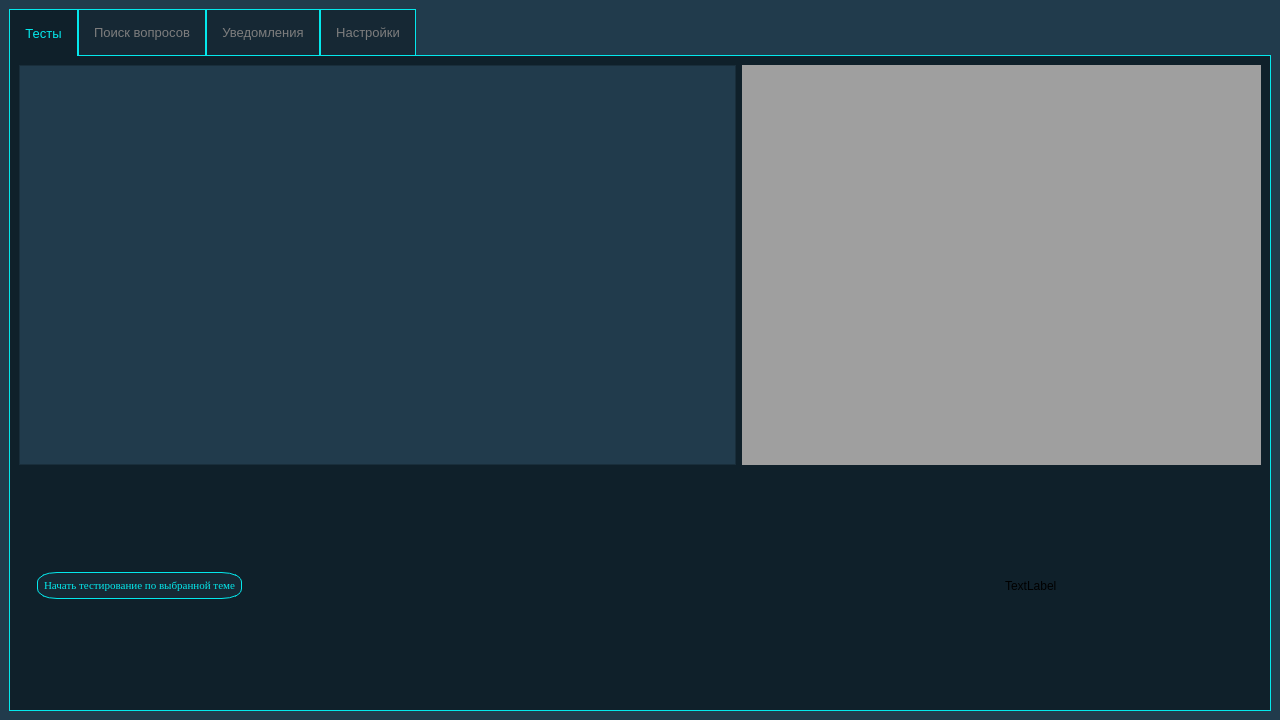
Before: the Qt Designer form mainwindow.ui in Yarosurafu/ExamHelper, drawn with Qt 5.
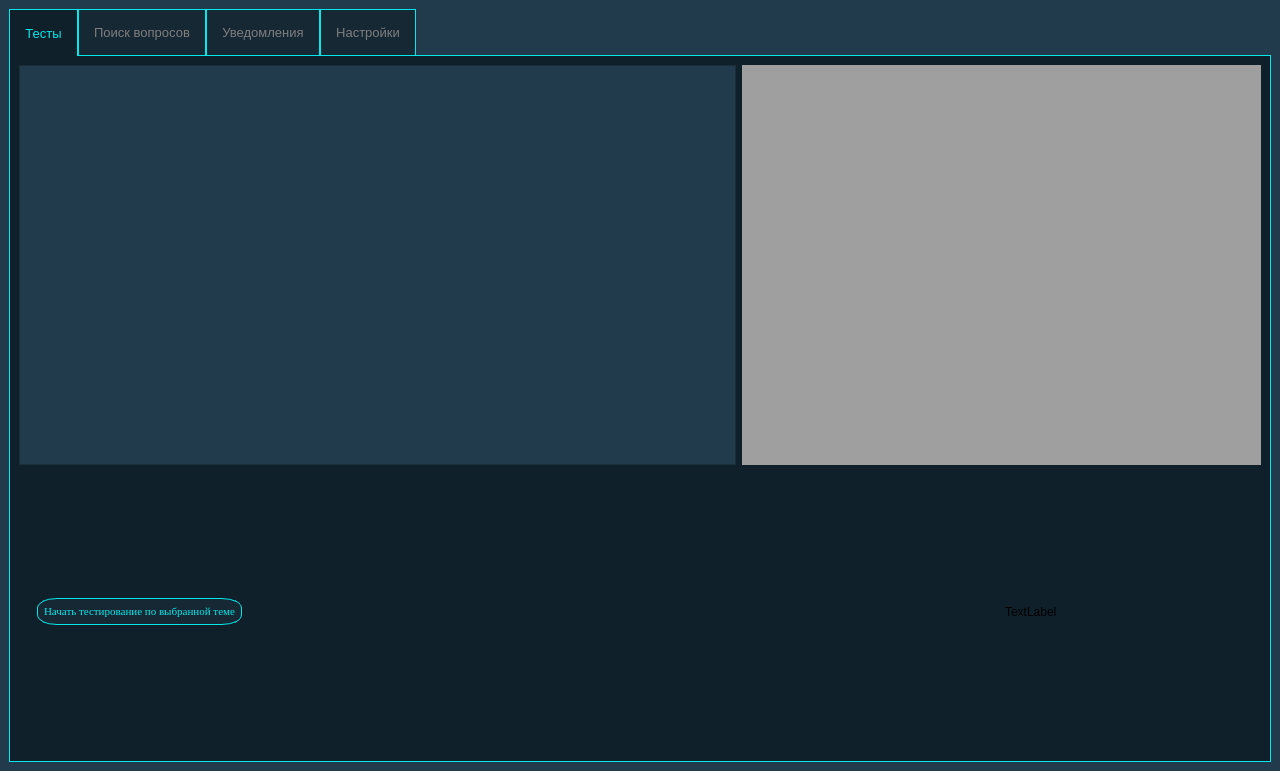
After: the same form once the commit is applied. Icons and pictures are not drawn.

Diff of the .ui file:
```diff
--- a/mainwindow.ui
+++ b/mainwindow.ui
@@ -7,7 +7,7 @@
     <x>0</x>
     <y>0</y>
     <width>1280</width>
-    <height>720</height>
+    <height>771</height>
    </rect>
   </property>
   <property name="sizePolicy">
```
